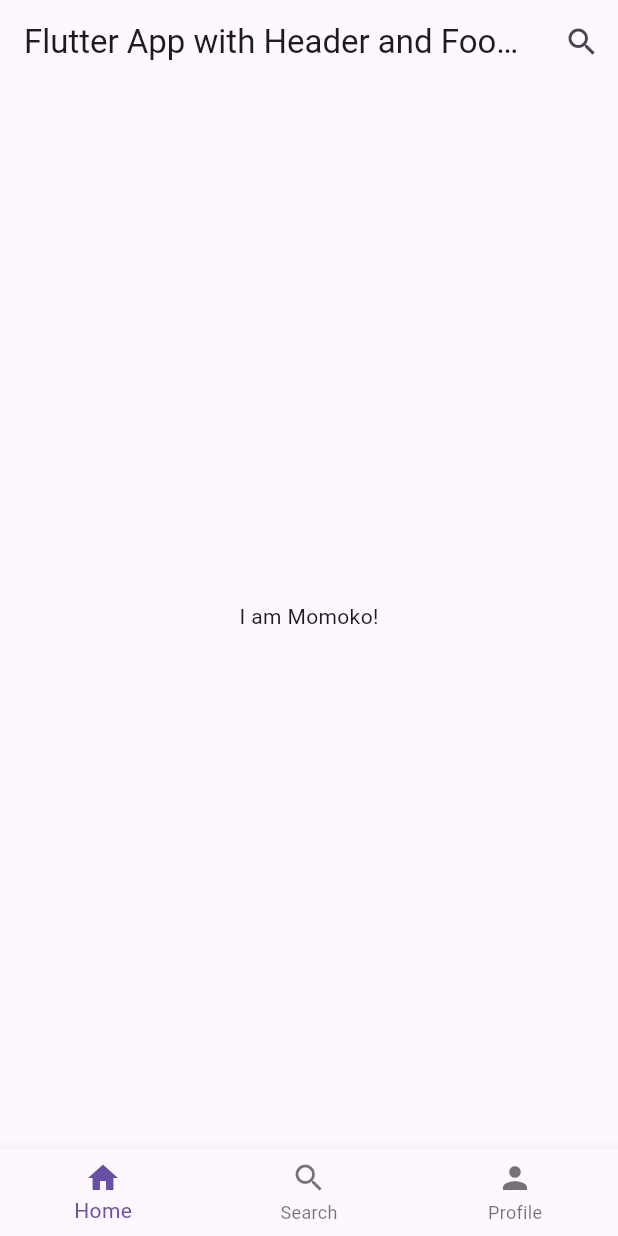
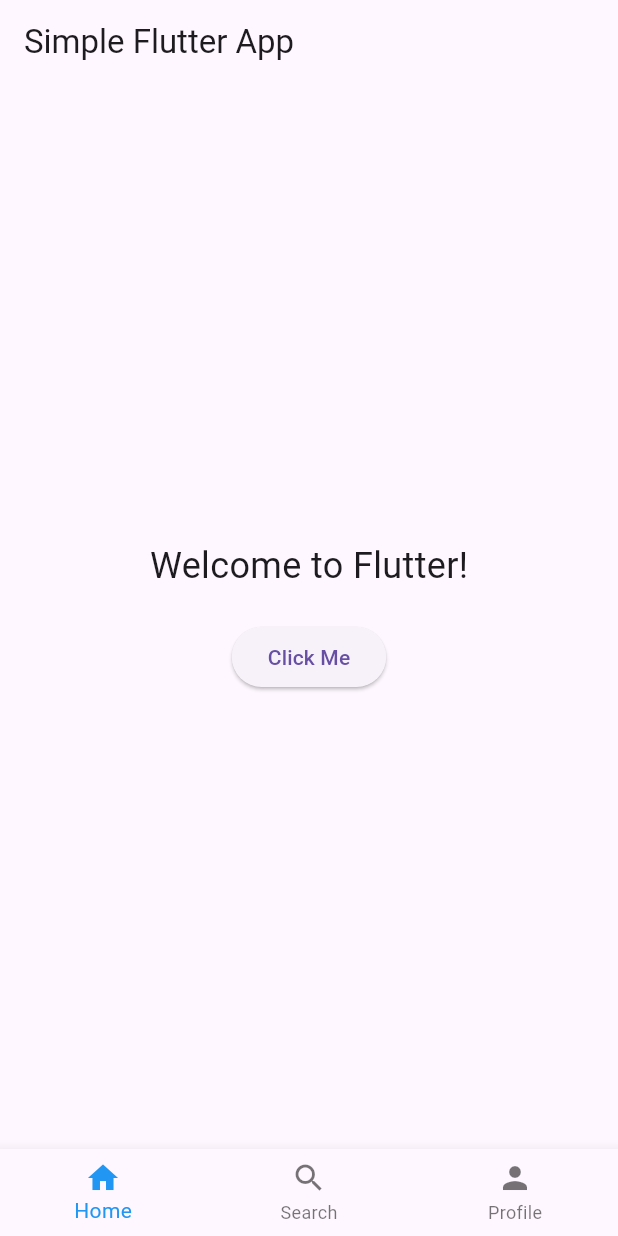
Before and after one commit to mmk0302/Flutter-Practice, a Flutter app: the screen it shows after launch, on a phone screen of 412 x 824 dp. Run offline on Flutter 3.47's test engine with Material 3 defaults, Android fonts, the phone set to English and light mode, and no system bars.

Commit message:
中身の変更

```diff
--- a/lib/main.dart
+++ b/lib/main.dart
@@ -13,23 +13,57 @@ class MyApp extends StatelessWidget {
   }
 }
 
-class HomeScreen extends StatelessWidget {
+class HomeScreen extends StatefulWidget {
+  @override
+  _HomeScreenState createState() => _HomeScreenState();
+}
+
+class _HomeScreenState extends State<HomeScreen> {
+  int _selectedIndex = 0;
+
+  void _onItemTapped(int index) {
+    setState(() {
+      _selectedIndex = index;
+    });
+  }
+
   @override
   Widget build(BuildContext context) {
     return Scaffold(
       appBar: AppBar(
-        title: Text('Flutter App with Header and Footer'),
-        actions: [
-          IconButton(
-            icon: Icon(Icons.search),
-            onPressed: () {
-              // 検索アクションの処理をここに追加
-            },
-          ),
-        ],
+        title: Text('Simple Flutter App'),
       ),
       body: Center(
-        child: Text('I am Momoko!'),
+        child: Column(
+          mainAxisAlignment: MainAxisAlignment.center,
+          children: [
+            Text(
+              'Welcome to Flutter!',
+              style: TextStyle(fontSize: 24.0),
+            ),
+            SizedBox(height: 20.0),
+            ElevatedButton(
+              onPressed: () {
+                showDialog(
+                  context: context,
+                  builder: (context) => AlertDialog(
+                    title: Text('Hello Button Clicked!'),
+                    content: Text('You clicked the button.'),
+                    actions: [
+                      TextButton(
+                        onPressed: () {
+                          Navigator.pop(context);
+                        },
+                        child: Text('OK'),
+                      ),
+                    ],
+                  ),
+                );
+              },
+              child: Text('Click Me'),
+            ),
+          ],
+        ),
       ),
       bottomNavigationBar: BottomNavigationBar(
         items: [
@@ -46,6 +80,9 @@ class HomeScreen extends StatelessWidget {
             label: 'Profile',
           ),
         ],
+        currentIndex: _selectedIndex,
+        selectedItemColor: Colors.blue,
+        onTap: _onItemTapped,
       ),
     );
   }
```
